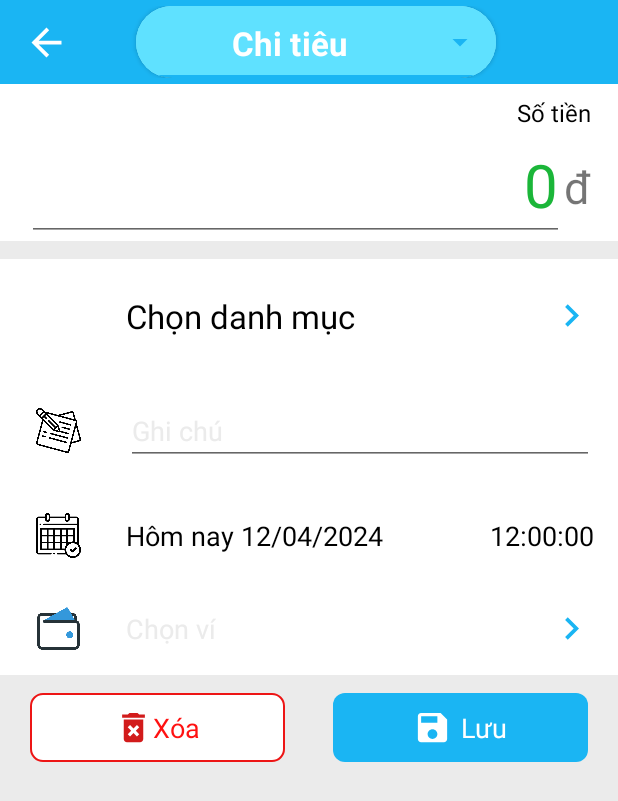
After one commit to launa23/UI-Fina-mana, an Android app: the InsertAndUpdateTransaction screen opened directly, with no data from a screen before it, on a phone screen of 412 x 824 dp. The commit adds this screen. Shown: the top 801 px of the screen. Run offline under Robolectric (Android 15) with nearby library versions, the phone set to English and light mode, and no system bars; our stand-ins replace CircleImageView; network calls fail; 4 statements that could not run were skipped.

Commit message:
v1.1: Click on transaction...

```diff
--- a/app/src/main/java/com/project/financemanager/HomeFragment.java
+++ b/app/src/main/java/com/project/financemanager/HomeFragment.java
@@ -18,6 +18,7 @@ import android.widget.RelativeLayout;
 import android.widget.TextView;
 import android.widget.Toast;
 
+import com.project.financemanager.adapters.RvItemClickListener;
 import com.project.financemanager.adapters.TitleAdapter;
 import com.project.financemanager.api.ApiService;
 import com.project.financemanager.models.TitleTime;
@@ -191,17 +192,14 @@ public class HomeFragment extends Fragment {
             @Override
             public void onResponse(Call<List<TitleTime>> call, Response<List<TitleTime>> response) {
                 List<TitleTime> titleTimeList = response.body();
-                recyclerView = rootView.findViewById(R.id.rcvTransactions);
+                loadRecyclerView(rootView, titleTimeList);
 
-                TitleAdapter titleAdapter = new TitleAdapter(titleTimeList, getActivity());
-                recyclerView.setLayoutManager(new LinearLayoutManager(getActivity()));
-                recyclerView.setNestedScrollingEnabled(false);
-                recyclerView.setAdapter(titleAdapter);
             }
 
             @Override
             public void onFailure(Call<List<TitleTime>> call, Throwable throwable) {
                 Toast.makeText(getActivity(), "Thất bại", Toast.LENGTH_SHORT).show();
+
             }
         });
     }
@@ -236,5 +234,14 @@ public class HomeFragment extends Fragment {
         recyclerView.setLayoutManager(new LinearLayoutManager(getActivity()));
         recyclerView.setNestedScrollingEnabled(false);
         recyclerView.setAdapter(titleAdapter);
+        titleAdapter.setRvItemClickListener(new RvItemClickListener() {
+            @Override
+            public void onChildItemClick(int parentPosition, int childPosition, Transaction item) {
+                Toast.makeText(getActivity().getApplicationContext(), item.getCategoryName(), Toast.LENGTH_SHORT).show();
+                Intent intent = new Intent(rootView.getContext(), InsertAndUpdateTransaction.class);
+                intent.putExtra("transaction", item);
+                startActivity(intent);
+            }
+        });
     }
 }
--- /dev/null
+++ b/app/src/main/java/com/project/financemanager/InsertAndUpdateTransaction.java
@@ -0,0 +1,77 @@
+package com.project.financemanager;
+
+import androidx.appcompat.app.AppCompatActivity;
+
+import android.content.Intent;
+import android.graphics.Color;
+import android.os.Bundle;
+import android.view.View;
+import android.widget.AdapterView;
+import android.widget.ArrayAdapter;
+import android.widget.AutoCompleteTextView;
+import android.widget.EditText;
+import android.widget.ImageView;
+import android.widget.TextView;
+import android.widget.Toast;
+
+import com.project.financemanager.models.Transaction;
+
+public class InsertAndUpdateTransaction extends AppCompatActivity {
+    String[] items = {"Chi tiêu", "Thu nhập"};
+    AutoCompleteTextView autoCompleteTextView;
+    ArrayAdapter<String> arrayAdapter;
+    private ImageView btnBackInUpdate;
+    private TextView txtCategoryName;
+    private ImageView imgCategory;
+    private EditText inputAmonut;
+    @Override
+    protected void onCreate(Bundle savedInstanceState) {
+        super.onCreate(savedInstanceState);
+        setContentView(R.layout.activity_insert_and_update_transaction);
+        btnBackInUpdate = findViewById(R.id.btnBackInUpdateTrans);
+        inputAmonut = findViewById(R.id.inputAmount);
+        txtCategoryName = findViewById(R.id.txtCategoryNameInUpdate);
+        imgCategory = findViewById(R.id.imgCategoryInUpdate);
+
+
+        autoCompleteTextView = findViewById(R.id.autoCompleteTxt);
+        autoCompleteTextView.setText(items[0]);
+        arrayAdapter = new ArrayAdapter<String>(this, R.layout.list_item, items);
+
+        autoCompleteTextView.setAdapter(arrayAdapter);
+
+        autoCompleteTextView.setOnItemClickListener(new AdapterView.OnItemClickListener() {
+            @Override
+            public void onItemClick(AdapterView<?> parent, View view, int position, long id) {
+                String item = parent.getItemAtPosition(position).toString();
+                Toast.makeText(getApplicationContext(), "Item: " + item, Toast.LENGTH_SHORT).show();
+            }
+        });
+
+        btnBackInUpdate.setOnClickListener(new View.OnClickListener() {
+            @Override
+            public void onClick(View v) {
+                finish();
+            }
+        });
+        fillDataToTransaction();
+    }
+
+    private void fillDataToTransaction(){
+        Intent intent = getIntent();
+        Transaction myObject = (Transaction) intent.getSerializableExtra("transaction");
+        if(myObject.getType().equals("Income")){
+            inputAmonut.setTextColor(Color.GREEN);
+        }
+        else {
+            inputAmonut.setTextColor(Color.RED);
+        }
+        inputAmonut.setText(myObject.getAmount());
+        txtCategoryName.setText(myObject.getCategoryName());
+        txtCategoryName.setTextColor(Color.BLACK);
+        int resourceId = this.getResources().getIdentifier(myObject.getImage(), "drawable", this.getPackageName());
+        imgCategory.setImageResource(resourceId);
+        // Còn nữa, làm sau......
+
+    }
+}
--- /dev/null
+++ b/app/src/main/java/com/project/financemanager/adapters/RvItemClickListener.java
@@ -0,0 +1,7 @@
+package com.project.financemanager.adapters;
+
+import com.project.financemanager.models.Transaction;
+
+public interface RvItemClickListener {
+    void onChildItemClick(int parentPosition, int childPosition, Transaction item);
+}
--- a/app/src/main/java/com/project/financemanager/adapters/TitleAdapter.java
+++ b/app/src/main/java/com/project/financemanager/adapters/TitleAdapter.java
@@ -12,6 +12,7 @@ import androidx.recyclerview.widget.RecyclerView;
 
 import com.project.financemanager.R;
 import com.project.financemanager.models.TitleTime;
+import com.project.financemanager.models.Transaction;
 
 import java.text.SimpleDateFormat;
 import java.time.LocalDate;
@@ -28,7 +29,10 @@ public class TitleAdapter extends RecyclerView.Adapter<TitleAdapter.TitleViewHol
     private int month;
     private int year;
     private String dayOfWeekString;
-
+    RvItemClickListener rvItemClickListener;
+    public void setRvItemClickListener(RvItemClickListener rvItemClickListener){
+        this.rvItemClickListener = rvItemClickListener;
+    }
     public TitleAdapter(List<TitleTime> titleTimeList, Activity activity) {
         this.titleTimeList = titleTimeList;
         this.activity = activity;
@@ -79,18 +83,21 @@ public class TitleAdapter extends RecyclerView.Adapter<TitleAdapter.TitleViewHol
                 case 7:
                     dayOfWeekString = "Thứ Bảy";
                     break;
-//                default:
-//                    throw new IllegalStateException("Unexpected value: " + dayOfWeek);
             }
             holder.txtDateTitle.setText(String.valueOf(day));
             holder.txtDayTitle.setText(String.valueOf(dayOfWeekString));
             holder.txtMonthAndYear.setText(String.format("Tháng %d/%d", month, year));
-//            if(titleTime.getTransactionList().isEmpty()){
-//                holder.rcvTransactions.setVisibility(View.GONE);
-//            }
-            TransactionAdapter transactionAdapter = new TransactionAdapter(titleTime.getTransactionList(), activity);
+
+            TransactionAdapter transactionAdapter = new TransactionAdapter(titleTime.getTransactionList(), activity, new TransactionAdapter.HandleClick() {
+                @Override
+                public void onItemClick(int childPosition) {
+                    Transaction transaction = titleTime.getTransactionList().get(childPosition);
+                    rvItemClickListener.onChildItemClick(position, childPosition, transaction);
+                }
+            });
             holder.rcvTransactions.setLayoutManager(new LinearLayoutManager(activity));
             holder.rcvTransactions.setAdapter(transactionAdapter);
+
         } catch (Exception e) {
             e.printStackTrace();
         }
--- a/app/src/main/java/com/project/financemanager/adapters/TransactionAdapter.java
+++ b/app/src/main/java/com/project/financemanager/adapters/TransactionAdapter.java
@@ -24,12 +24,20 @@ public class TransactionAdapter extends RecyclerView.Adapter<TransactionAdapter.
 
     final private List<Transaction> transactionList;
     private Activity activity;
+    private HandleClick handleClick;
+    public TransactionAdapter(List<Transaction> transactionList, Activity activity, HandleClick handleClick) {
+        this.transactionList = transactionList;
+        this.activity = activity;
+        this.handleClick = handleClick;
+    }
 
+    public void setHandleClick(HandleClick handleClick){
+        this.handleClick = handleClick;
+    }
     public TransactionAdapter(List<Transaction> transactionList, Activity activity) {
         this.transactionList = transactionList;
         this.activity = activity;
     }
-
     @NonNull
     @Override
     public TransactionViewHolder onCreateViewHolder(@NonNull ViewGroup parent, int viewType) {
@@ -74,6 +82,13 @@ public class TransactionAdapter extends RecyclerView.Adapter<TransactionAdapter.
             txtCategoryName = itemView.findViewById(R.id.cateChildName);
             txtAmount = itemView.findViewById(R.id.cateChildAmount);
             moneyUnit = itemView.findViewById(R.id.moneyUnit);
+            itemView.setOnClickListener(v -> {
+                handleClick.onItemClick(getAdapterPosition());
+            });
         }
     }
+
+    public interface HandleClick{
+        void onItemClick(int position);
+    }
 }
--- a/app/src/main/java/com/project/financemanager/adapters/WalletAdapter.java
+++ b/app/src/main/java/com/project/financemanager/adapters/WalletAdapter.java
@@ -47,7 +47,6 @@ public class WalletAdapter extends RecyclerView.Adapter<WalletAdapter.WalletView
     class WalletViewHolder extends RecyclerView.ViewHolder{
         private ImageView imgWallet;
         private TextView txtWalletName;
-
         private RelativeLayout relativeLayout;
         public WalletViewHolder(@NonNull View itemView) {
             super(itemView);
@@ -60,6 +59,6 @@ public class WalletAdapter extends RecyclerView.Adapter<WalletAdapter.WalletView
         }
     }
     public interface HandleClick{
-        void onItemClick(int position);
+        void onItemClick(int childPosition);
     }
 }
--- /dev/null
+++ b/app/src/main/res/drawable/btn_border.xml
@@ -0,0 +1,8 @@
+<shape xmlns:android="http://schemas.android.com/apk/res/android">
+    <solid android:color="#ffffff" />
+    <stroke
+        android:width="1dp"
+    android:color="#ED1515" />
+    <corners android:radius="8dp" />
+
+</shape>
--- /dev/null
+++ b/app/src/main/res/drawable/btn_save.xml
@@ -0,0 +1,5 @@
+<shape xmlns:android="http://schemas.android.com/apk/res/android">
+    <solid android:color="@color/blue_white" />
+    <corners android:radius="8dp" />
+
+</shape>
--- /dev/null
+++ b/app/src/main/res/drawable/ic_baseline_delete_forever_24.xml
@@ -0,0 +1,5 @@
+<vector android:height="24dp" android:tint="#D21B1B"
+    android:viewportHeight="24" android:viewportWidth="24"
+    android:width="24dp" xmlns:android="http://schemas.android.com/apk/res/android">
+    <path android:fillColor="@android:color/white" android:pathData="M6,19c0,1.1 0.9,2 2,2h8c1.1,0 2,-0.9 2,-2L18,7L6,7v12zM8.46,11.88l1.41,-1.41L12,12.59l2.12,-2.12 1.41,1.41L13.41,14l2.12,2.12 -1.41,1.41L12,15.41l-2.12,2.12 -1.41,-1.41L10.59,14l-2.13,-2.12zM15.5,4l-1,-1h-5l-1,1L5,4v2h14L19,4z"/>
+</vector>
--- /dev/null
+++ b/app/src/main/res/drawable/ic_baseline_save_24.xml
@@ -0,0 +1,5 @@
+<vector android:height="24dp" android:tint="#ffffff"
+    android:viewportHeight="24" android:viewportWidth="24"
+    android:width="24dp" xmlns:android="http://schemas.android.com/apk/res/android">
+    <path android:fillColor="@android:color/white" android:pathData="M17,3L5,3c-1.11,0 -2,0.9 -2,2v14c0,1.1 0.89,2 2,2h14c1.1,0 2,-0.9 2,-2L21,7l-4,-4zM12,19c-1.66,0 -3,-1.34 -3,-3s1.34,-3 3,-3 3,1.34 3,3 -1.34,3 -3,3zM15,9L5,9L5,5h10v4z"/>
+</vector>
--- /dev/null
+++ b/app/src/main/res/drawable/rounded_corner.xml
@@ -0,0 +1,4 @@
+<shape xmlns:android="http://schemas.android.com/apk/res/android">
+    <solid android:color="#98CCE4" />
+    <corners android:radius="50dp" />
+</shape>
--- /dev/null
+++ b/app/src/main/res/layout/activity_insert_and_update_transaction.xml
@@ -0,0 +1,319 @@
+<?xml version="1.0" encoding="utf-8"?>
+<androidx.constraintlayout.widget.ConstraintLayout xmlns:android="http://schemas.android.com/apk/res/android"
+    xmlns:app="http://schemas.android.com/apk/res-auto"
+    xmlns:tools="http://schemas.android.com/tools"
+    android:id="@+id/parentLayout"
+    android:background="@color/gray"
+    android:layout_width="match_parent"
+    android:layout_height="match_parent"
+    tools:context=".InsertAndUpdateTransaction">
+
+    <androidx.appcompat.widget.Toolbar
+        android:id="@+id/toolbarInUpdate"
+        android:layout_width="match_parent"
+        android:layout_height="wrap_content"
+        android:background="?attr/colorPrimary"
+        android:minHeight="?attr/actionBarSize"
+        android:theme="?attr/actionBarTheme"
+        app:layout_constraintEnd_toEndOf="parent"
+        app:layout_constraintStart_toStartOf="parent"
+        app:layout_constraintTop_toTopOf="parent">
+        <androidx.constraintlayout.widget.ConstraintLayout
+            android:layout_width="match_parent"
+            android:layout_height="wrap_content"
+            >
+            <ImageView
+                android:id="@+id/btnBackInUpdateTrans"
+                android:layout_width="30dp"
+                android:layout_height="30dp"
+                app:layout_constraintTop_toTopOf="parent"
+                app:layout_constraintLeft_toLeftOf="parent"
+                app:layout_constraintBottom_toBottomOf="parent"
+                android:src="@drawable/ic_baseline_arrow_back_24" />
+
+            <androidx.cardview.widget.CardView
+                android:layout_width="wrap_content"
+                android:layout_height="wrap_content"
+                app:cardCornerRadius="50dp"
+                android:background="@color/pale_blue"
+                app:layout_constraintEnd_toEndOf="parent"
+                app:layout_constraintStart_toStartOf="parent"
+                app:layout_constraintTop_toTopOf="parent"
+                app:layout_constraintHorizontal_bias="0.478"
+                >
+
+                <com.google.android.material.textfield.TextInputLayout
+                    style="@style/Widget.MaterialComponents.TextInputLayout.FilledBox.Dense.ExposedDropdownMenu"
+                    android:layout_width="240dp"
+                    android:layout_height="wrap_content"
+                    android:background="@color/pale_blue"
+                    >
+
+                    <AutoCompleteTextView
+                        android:id="@+id/autoCompleteTxt"
+                        android:layout_width="match_parent"
+                        android:layout_height="match_parent"
+                        android:background="@color/pale_blue"
+                        android:inputType="none"
+                        android:paddingTop="10dp"
+                        android:text="Chi tiêu"
+                        android:textColor="@color/white"
+                        android:textStyle="bold"
+                        android:textAlignment="center"
+                        android:textSize="22sp" />
+                </com.google.android.material.textfield.TextInputLayout>
+            </androidx.cardview.widget.CardView>
+        </androidx.constraintlayout.widget.ConstraintLayout>
+    </androidx.appcompat.widget.Toolbar>
+
+    <RelativeLayout
+        android:id="@+id/relative1"
+        android:layout_width="match_parent"
+        android:layout_height="wrap_content"
+        app:layout_constraintTop_toBottomOf="@+id/toolbarInUpdate"
+        app:layout_constraintLeft_toLeftOf="parent"
+        app:layout_constraintRight_toRightOf="parent"
+        android:background="@color/white"
+        android:paddingLeft="18dp"
+        android:paddingRight="18dp"
+        android:paddingTop="8dp"
+        >
+        <TextView
+            android:id="@+id/titleInTrans"
+            android:layout_width="wrap_content"
+            android:layout_height="wrap_content"
+            android:text="Số tiền"
+            android:textColor="@color/black"
+            android:textSize="16sp"
+            android:layout_alignParentEnd="true"/>
+        <EditText
+            android:id="@+id/inputAmount"
+            android:layout_width="match_parent"
+            android:layout_height="wrap_content"
+            android:layout_below="@+id/titleInTrans"
+            android:textSize="40sp"
+            android:hint="0"
+            android:layout_marginRight="18dp"
+            android:inputType="number"
+            android:textColorHint="@color/green"
+            android:gravity="right"
+            />
+        <TextView
+            android:layout_width="wrap_content"
+            android:layout_height="wrap_content"
+            android:text="đ"
+            android:textSize="30sp"
+            android:layout_marginTop="18dp"
+            android:layout_alignParentEnd="true"
+            android:layout_below="@+id/titleInTrans"
+            android:gravity="bottom"
+            />
+    </RelativeLayout>
+
+    <RelativeLayout
+        android:id="@+id/relative2"
+        android:layout_width="match_parent"
+        android:layout_height="wrap_content"
+        app:layout_constraintTop_toBottomOf="@+id/relative1"
+        app:layout_constraintLeft_toLeftOf="parent"
+        app:layout_constraintRight_toRightOf="parent"
+        android:layout_marginTop="12dp"
+        android:background="@color/white"
+        android:padding="16dp">
+        <de.hdodenhof.circleimageview.CircleImageView
+            android:id="@+id/imgCategoryInUpdate"
+            android:layout_width="44dp"
+            android:layout_height="44dp"
+            android:src="@drawable/question_mark"/>
+
+        <TextView
+            android:id="@+id/txtCategoryNameInUpdate"
+            android:layout_width="wrap_content"
+            android:layout_height="wrap_content"
+            android:layout_centerInParent="true"
+            android:layout_marginLeft="24dp"
+            android:layout_toRightOf="@+id/imgCategoryInUpdate"
+            android:text="Chọn danh mục"
+            android:textColor="@color/gray"
+            android:textSize="22sp" />
+        <ImageView
+            android:layout_width="30dp"
+            android:layout_height="30dp"
+            android:src="@drawable/ic_baseline_chevron_right_24"
+            android:layout_alignParentEnd="true"
+            android:layout_centerInParent="true"/>
+    </RelativeLayout>
+
+    <RelativeLayout
+        android:id="@+id/relative3"
+        android:layout_width="match_parent"
+        android:layout_height="wrap_content"
+        app:layout_constraintTop_toBottomOf="@+id/relative2"
+        app:layout_constraintLeft_toLeftOf="parent"
+        app:layout_constraintRight_toRightOf="parent"
+        android:background="@color/white"
+        android:padding="16dp">
+        <ImageView
+            android:id="@+id/imgNoteInUpdate"
+            android:layout_width="30dp"
+            android:layout_height="30dp"
+            android:src="@drawable/notes"
+            android:layout_centerVertical="true"
+            android:layout_marginLeft="8dp"
+            />
+        <EditText
+            android:layout_width="match_parent"
+            android:layout_height="wrap_content"
+            android:layout_toRightOf="@+id/imgNoteInUpdate"
+            android:textSize="18sp"
+            android:layout_marginLeft="30dp"
+            android:textColor="@color/black"
+            android:hint="Ghi chú"
+            android:inputType="text"
+            android:scrollHorizontally="true"
+            android:textColorHint="@color/gray"
+            android:layout_centerInParent="true"/>
+
+    </RelativeLayout>
+
+    <RelativeLayout
+        android:id="@+id/relative4"
+        android:layout_width="match_parent"
+        android:layout_height="wrap_content"
+        app:layout_constraintTop_toBottomOf="@+id/relative3"
+        app:layout_constraintLeft_toLeftOf="parent"
+        app:layout_constraintRight_toRightOf="parent"
+        android:background="@color/white"
+        android:padding="16dp">
+        <ImageView
+            android:id="@+id/imgTimeInUpdate"
+            android:layout_width="30dp"
+            android:layout_height="30dp"
+            android:src="@drawable/calendar"
+            android:layout_centerVertical="true"
+            android:layout_marginLeft="8dp"
+            />
+        <TextView
+            android:id="@+id/txtDateInUpdate"
+            android:layout_width="wrap_content"
+            android:layout_height="wrap_content"
+            android:layout_toRightOf="@+id/imgTimeInUpdate"
+            android:textSize="18sp"
+            android:layout_marginLeft="30dp"
+            android:textColor="@color/black"
+            android:text="Hôm nay 12/04/2024"
+            android:layout_centerInParent="true"/>
+        <TextView
+            android:id="@+id/txtHourInUpdate"
+            android:layout_width="wrap_content"
+            android:layout_height="wrap_content"
+            android:layout_alignParentEnd="true"
+            android:textSize="18sp"
+            android:layout_marginLeft="30dp"
+            android:textColor="@color/black"
+            android:text="12:00:00"
+            android:layout_centerInParent="true"/>
+
+
+    </RelativeLayout>
+
+    <RelativeLayout
+        android:id="@+id/relative5"
+        android:layout_width="match_parent"
+        android:layout_height="wrap_content"
+        app:layout_constraintTop_toBottomOf="@+id/relative4"
+        app:layout_constraintLeft_toLeftOf="parent"
+        app:layout_constraintRight_toRightOf="parent"
+        android:background="@color/white"
+        android:padding="16dp">
+        <ImageView
+            android:id="@+id/imgWalletInUpdate"
+            android:layout_width="30dp"
+            android:layout_height="30dp"
+            android:layout_centerVertical="true"
+            android:layout_marginLeft="8dp"
+            android:src="@drawable/wallet"/>
+        <TextView
+            android:layout_width="wrap_content"
+            android:layout_height="wrap_content"
+            android:layout_toRightOf="@+id/imgWalletInUpdate"
+            android:textSize="18sp"
+            android:layout_marginLeft="30dp"
+            android:textColor="@color/gray"
+            android:text="Chọn ví"
+            android:layout_centerInParent="true"/>
+        <ImageView
+            android:layout_width="30dp"
+            android:layout_height="30dp"
+            android:src="@drawable/ic_baseline_chevron_right_24"
+            android:layout_alignParentEnd="true"
+            android:layout_centerInParent="true"/>
+    </RelativeLayout>
+
+    <RelativeLayout
+        android:layout_width="170dp"
+        android:layout_height="46dp"
+        android:layout_marginLeft="20dp"
+        android:layout_marginTop="12dp"
+        android:background="@drawable/btn_border"
+        app:layout_constraintLeft_toLeftOf="parent"
+        app:layout_constraintTop_toBottomOf="@id/relative5">
+        <RelativeLayout
+            android:layout_width="wrap_content"
+            android:layout_height="wrap_content"
+            android:layout_centerInParent="true"
+            >
+            <ImageView
+                android:id="@+id/iconDelete"
+                android:layout_width="26dp"
+                android:layout_height="26dp"
+                android:src="@drawable/ic_baseline_delete_forever_24"
+                />
+            <TextView
+                android:layout_width="wrap_content"
+                android:layout_height="wrap_content"
+                android:text="Xóa"
+                android:textColor="@color/red"
+                android:textSize="18sp"
+                android:layout_toRightOf="@+id/iconDelete"
+                android:layout_centerInParent="true"
+                />
+        </RelativeLayout>
+
+
+    </RelativeLayout>
+
+    <RelativeLayout
+        android:layout_width="170dp"
+        android:layout_height="46dp"
+        android:layout_marginRight="20dp"
+        android:layout_marginTop="12dp"
+        android:background="@drawable/btn_save"
+        app:layout_constraintRight_toRightOf="parent"
+        app:layout_constraintTop_toBottomOf="@id/relative5">
+        <RelativeLayout
+            android:layout_width="wrap_content"
+            android:layout_height="wrap_content"
+            android:layout_centerInParent="true"
+            >
+            <ImageView
+                android:id="@+id/iconSave"
+                android:layout_width="26dp"
+                android:layout_height="26dp"
+                android:src="@drawable/ic_baseline_save_24"
+                />
+            <TextView
+                android:layout_width="wrap_content"
+                android:layout_height="wrap_content"
+                android:text="Lưu"
+                android:textColor="@color/white"
+                android:textSize="18sp"
+                android:layout_marginLeft="6dp"
+                android:layout_toRightOf="@+id/iconSave"
+                android:layout_centerInParent="true"
+                />
+        </RelativeLayout>
+
+
+    </RelativeLayout>
+</androidx.constraintlayout.widget.ConstraintLayout>
--- /dev/null
+++ b/app/src/main/res/layout/list_item.xml
@@ -0,0 +1,13 @@
+<?xml version="1.0" encoding="utf-8"?>
+<TextView
+    xmlns:android="http://schemas.android.com/apk/res/android"
+    android:layout_width="match_parent"
+    android:layout_height="match_parent"
+    android:padding="16dp"
+    android:ellipsize="end"
+    android:maxLines="1"
+    android:textSize="20sp"
+    android:textAppearance="?attr/textAppearanceSubtitle1"
+    >
+
+</TextView>
--- a/app/src/main/res/values/colors.xml
+++ b/app/src/main/res/values/colors.xml
@@ -12,5 +12,5 @@
     <color name="gray">#ebebeb</color>
     <color name="green">#1BB639</color>
     <color name="red">#f11</color>
-
+    <color name="pale_blue">#5FE1FF</color>
 </resources>
```
Also changed, not shown: app/src/main/AndroidManifest.xml (+13 -7 lines), app/src/main/res/drawable/calendar.png (added), app/src/main/res/drawable/notes.png (added), app/src/main/res/drawable/question_mark.png (added), app/src/main/res/drawable/wallet.png (added).
